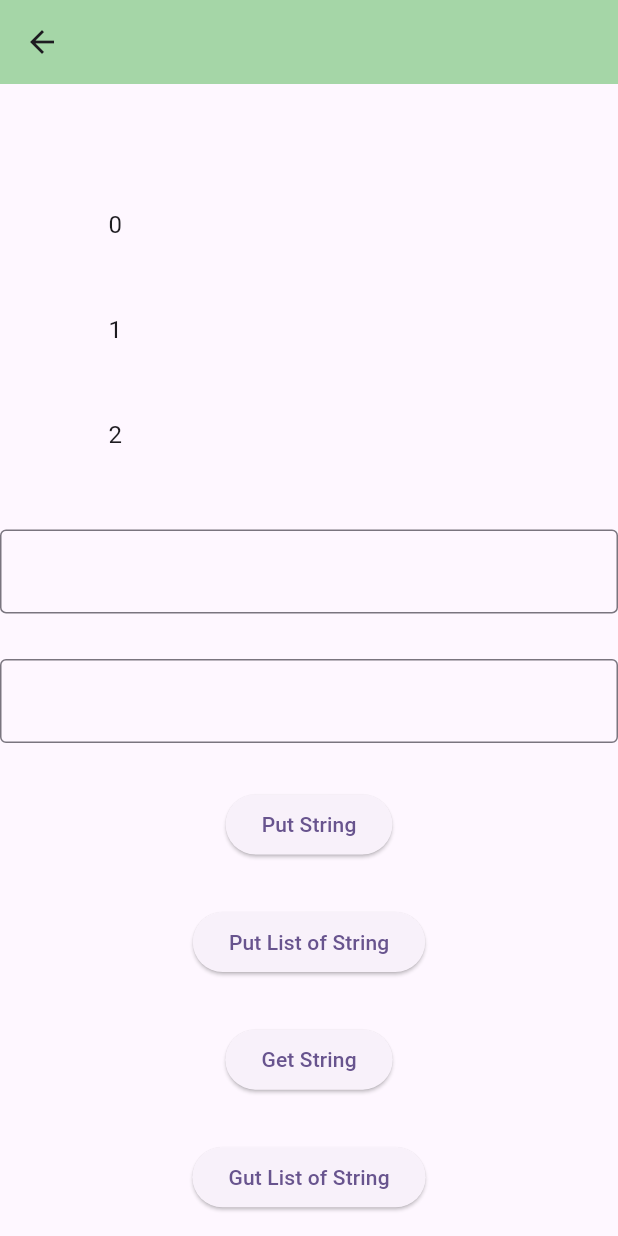
After one commit to Abdul-karim970/flutterfire, a Flutter app: the screen it shows after launch, after a tap on "Go to Shared preference", on a phone screen of 412 x 824 dp. The commit adds this screen. Run offline on Flutter 3.47's test engine with Material 2 defaults, Android fonts, the phone set to English and light mode, and no system bars; our stand-ins replace cloud_firestore, firebase_auth, firebase_core, firebase_messaging, firebase_storage, google_sign_in and 2 more; accounts and stored records are empty; network calls fail.

Commit message:
kia pta ab

```diff
--- a/lib/Auth/Email_password_after_auth_page.dart
+++ b/lib/Auth/Email_password_after_auth_page.dart
@@ -1,7 +1,9 @@
 import 'package:firebase_auth/firebase_auth.dart';
 import 'package:flutter/cupertino.dart';
 import 'package:flutter/material.dart';
+import 'package:flutterfire/Auth/constants.dart';
 import 'package:google_sign_in/google_sign_in.dart';
+import 'package:shared_preferences/shared_preferences.dart';
 
 class AfterAuthPage extends StatefulWidget {
   const AfterAuthPage({super.key});
@@ -17,6 +19,7 @@ class _AfterAuthPageState extends State<AfterAuthPage> {
 
     return Scaffold(
       appBar: AppBar(
+        title: const Text('After Auth Page'),
         backgroundColor: Colors.green.shade200,
       ),
       body: Align(
@@ -30,8 +33,11 @@ class _AfterAuthPageState extends State<AfterAuthPage> {
             ElevatedButton(
                 onPressed: () async {
                   var firebaseInstance = await FirebaseAuth.instance;
+                  SharedPreferences sharedPreferences =
+                      await SharedPreferences.getInstance();
                   firebaseInstance.signOut();
                   GoogleSignIn().signOut();
+                  sharedPreferences.setBool(isLoggedIn, false);
                   Navigator.pop(context);
                 },
                 child: Text('SignOut'))
--- /dev/null
+++ b/lib/Auth/constants.dart
@@ -0,0 +1,3 @@
+const isLoggedIn = 'isLoggedIn';
+const isLoggedInWithPhone = 'isLoggedInWithPhone';
+const userPhone = 'userPhone';
--- /dev/null
+++ b/lib/Shared_prefrence/shared_preferance.dart
@@ -0,0 +1,114 @@
+import 'package:flutter/material.dart';
+import 'package:shared_preferences/shared_preferences.dart';
+
+class MySharedPreference extends StatefulWidget {
+  const MySharedPreference({super.key});
+
+  @override
+  State<MySharedPreference> createState() => _MySharedPreferenceState();
+}
+
+class _MySharedPreferenceState extends State<MySharedPreference> {
+  late TextEditingController _keyController;
+  late TextEditingController _valueController;
+  String fetchedValue = '';
+  // late SharedPreferences sharedPreference;
+  List<String> dummyList = List.generate(5, (index) => '$index');
+
+  @override
+  void initState() {
+    super.initState();
+    _keyController = TextEditingController();
+    _valueController = TextEditingController();
+  }
+
+  @override
+  Widget build(BuildContext context) {
+    // Future<void> initializingSharedPreferenceInstance() async {
+    //   sharedPreference = await SharedPreferences.getInstance();
+    // }
+
+    // initializingSharedPreferenceInstance();
+    return Scaffold(
+      appBar: AppBar(
+        backgroundColor: Colors.green.shade200,
+      ),
+      body: Center(
+        child: Column(
+          mainAxisAlignment: MainAxisAlignment.spaceAround,
+          children: [
+            Text(fetchedValue),
+            SizedBox(
+              width: 300,
+              height: 200,
+              child: ListView.builder(
+                itemExtent: 70,
+                itemCount: dummyList.length,
+                itemBuilder: (context, index) {
+                  return ListTile(
+                    title: Text(dummyList[index]),
+                  );
+                },
+              ),
+            ),
+            TextField(
+              controller: _keyController,
+              decoration: const InputDecoration(border: OutlineInputBorder()),
+            ),
+            TextField(
+              controller: _valueController,
+              decoration: const InputDecoration(border: OutlineInputBorder()),
+            ),
+            ElevatedButton(
+                onPressed: () async {
+                  SharedPreferences sharedPreference =
+                      await SharedPreferences.getInstance();
+                  var isStored = await sharedPreference.setString(
+                      _keyController.text, _valueController.text);
+                  ScaffoldMessenger.of(context).showSnackBar(
+                      SnackBar(content: Text(isStored.toString())));
+                },
+                child: const Text('Put String')),
+            ElevatedButton(
+                onPressed: () async {
+                  SharedPreferences sharedPreference =
+                      await SharedPreferences.getInstance();
+                  var isStored = await sharedPreference.setStringList(
+                      _keyController.text,
+                      _valueController.text.codeUnits
+                          .map((integerValue) => '$integerValue')
+                          .toList());
+                  ScaffoldMessenger.of(context).showSnackBar(
+                      SnackBar(content: Text(isStored.toString())));
+                },
+                child: const Text('Put List of String')),
+            ElevatedButton(
+                onPressed: () async {
+                  SharedPreferences sharedPreference =
+                      await SharedPreferences.getInstance();
+                  fetchedValue =
+                      (sharedPreference.getString(_keyController.text)) ??
+                          'Nothing fetched';
+                  setState(() {});
+                  ScaffoldMessenger.of(context).showSnackBar(
+                      SnackBar(content: Text(fetchedValue.toString())));
+                },
+                child: const Text('Get String')),
+            ElevatedButton(
+                onPressed: () async {
+                  SharedPreferences sharedPreference =
+                      await SharedPreferences.getInstance();
+                  dummyList =
+                      sharedPreference.getStringList(_keyController.text) ??
+                          dummyList;
+                  setState(() {});
+                  ScaffoldMessenger.of(context).showSnackBar(
+                      SnackBar(content: Text(dummyList.toString())));
+                },
+                child: const Text('Gut List of String')),
+          ],
+        ),
+      ),
+    );
+  }
+}
--- a/lib/Storage/storage.dart
+++ b/lib/Storage/storage.dart
@@ -8,6 +8,7 @@ import 'package:flutterfire/Storage/download.dart';
 import 'package:image_picker/image_picker.dart';
 
 import '../Notification/FCM_admin.dart';
+import '../Shared_prefrence/shared_preferance.dart';
 
 class Storage extends StatefulWidget {
   const Storage({super.key});
@@ -33,8 +34,6 @@ class _StorageState extends State<Storage> {
     FirebaseMessaging.onMessageOpenedApp.listen(respondToMessage);
 
     FirebaseMessaging.onMessage.listen(respondToMessage);
-    // FirebaseMessaging.instance.subscribeToTopic('topic');
-    // FirebaseMessaging.instance.unsubscribeFromTopic('topic');
   }
 
   @override
@@ -64,6 +63,13 @@ class _StorageState extends State<Storage> {
               status,
               style: const TextStyle(fontSize: 30),
             ),
+            ElevatedButton(
+                onPressed: () => Navigator.push(
+                    context,
+                    MaterialPageRoute(
+                      builder: (context) => MySharedPreference(),
+                    )),
+                child: Text('Go to Shared preference')),
             ElevatedButton(
                 onPressed: () async {
                   /**
--- a/pubspec.yaml
+++ b/pubspec.yaml
@@ -47,6 +47,7 @@ dependencies:
   flutter_local_notifications: ^9.7.0
   http: ^0.13.5
   flutter_dotenv: ^5.1.0
+  shared_preferences: ^2.2.0
 
 dev_dependencies:
   flutter_test:
```
Also changed, not shown: lib/Auth/email_password_auth.dart (+34 -5 lines), lib/Auth/phone_auth_page.dart (+34 -10 lines), lib/Auth/signedIn_via_phone_page.dart (+18 -13 lines), lib/Storage/download.dart (+76 -31 lines), pubspec.lock, 1 other file.
